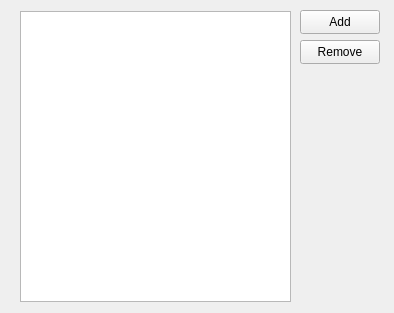
Before: the Qt Designer form list.ui in khooinguyeen/FoodManagementSystem, drawn with Qt 5.
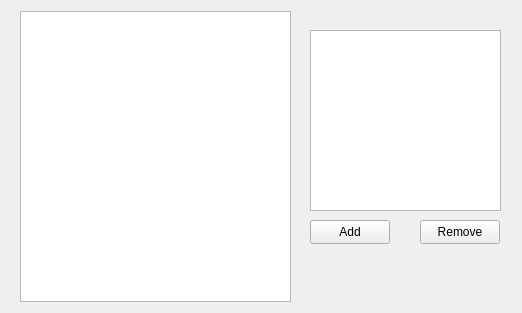
After: the same form once the commit is applied.

Commit message: feat: finish storage class, addtostorage class, unfinish removefromstorage class

The edit to the form file:
```diff
--- a/list.ui
+++ b/list.ui
@@ -6,7 +6,7 @@
    <rect>
     <x>0</x>
     <y>0</y>
-    <width>394</width>
+    <width>522</width>
     <height>313</height>
    </rect>
   </property>
@@ -26,8 +26,8 @@
   <widget class="QPushButton" name="btnRemove">
    <property name="geometry">
     <rect>
-     <x>300</x>
-     <y>40</y>
+     <x>420</x>
+     <y>220</y>
      <width>80</width>
      <height>24</height>
     </rect>
@@ -39,8 +39,8 @@
   <widget class="QPushButton" name="btnAdd">
    <property name="geometry">
     <rect>
-     <x>300</x>
-     <y>10</y>
+     <x>310</x>
+     <y>220</y>
      <width>80</width>
      <height>24</height>
     </rect>
@@ -49,6 +49,19 @@
     <string>Add</string>
    </property>
   </widget>
+  <widget class="QTextEdit" name="txtIngredientInfo">
+   <property name="geometry">
+    <rect>
+     <x>310</x>
+     <y>30</y>
+     <width>191</width>
+     <height>181</height>
+    </rect>
+   </property>
+   <property name="readOnly">
+    <bool>true</bool>
+   </property>
+  </widget>
  </widget>
  <resources/>
  <connections/>
```
The commit also changes 13 other files.
